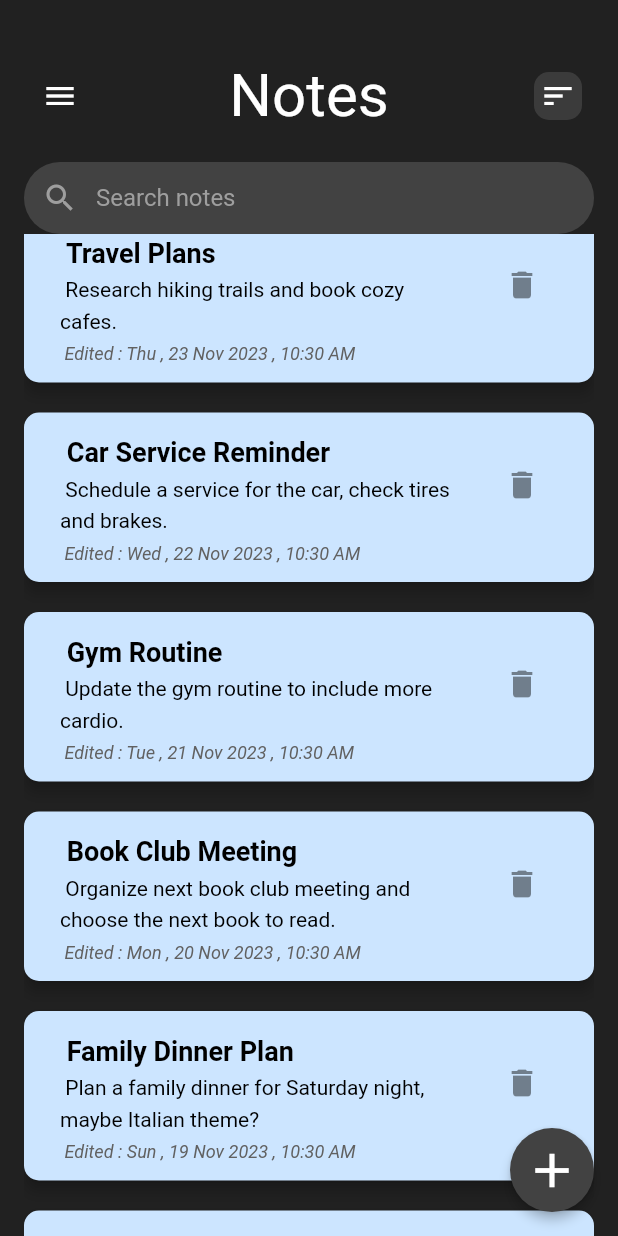
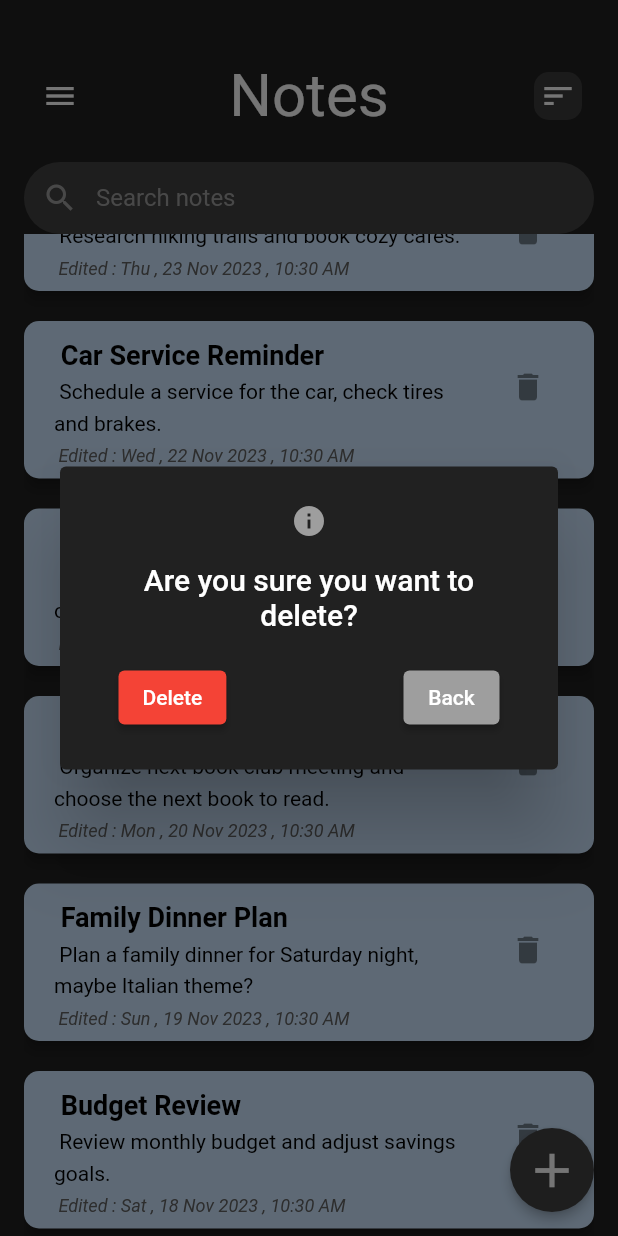
Before and after one commit to AditiMehre/notes_app, a Flutter app: the screen it shows after launch, scrolled down 576 dp, after a tap on the "delete" icon, on a phone screen of 412 x 824 dp. Run offline on Flutter 3.47's test engine with Material 2 defaults, Android fonts, the phone set to English and light mode, and no system bars.

Commit message:
added delete button

```diff
--- a/lib/models/utils.dart
+++ b/lib/models/utils.dart
@@ -34,7 +34,7 @@ class Utils {
     int n = notes.length;
     for (int i = 0; i < n - 1; i++) {
       for (int j = 0; j < n-1 ; j++) {
-        String title1 = notes[j].title.toLowerCase(); // Convert titles to lowercase for case-insensitive sorting
+        String title1 = notes[j].title.toLowerCase();
         String title2 = notes[j + 1].title.toLowerCase();
         if(title1.compareTo(title2) > 0){
           // Swap notes[j] and notes[j+1]
@@ -73,6 +73,13 @@ class Utils {
       }
     }
   }
+  void deleteNoteById(int id, Function() setStateCallback) {
+    sampleNotes.removeWhere((note) {
+      return note.id == id;
+    });
+    setStateCallback();
+  }
+
 
 
 }
--- a/lib/screens/home.dart
+++ b/lib/screens/home.dart
@@ -19,8 +19,8 @@ class _HomeState extends State<Home> {
   final GlobalKey<ScaffoldState> _scaffoldKey = GlobalKey<ScaffoldState>();
   List<Note> filteredNotes = [];
   late TextEditingController searchController;
+  Note? deletedNote;
 
-  @override
   void initState() {
     super.initState();
     setState(() {
@@ -59,7 +59,7 @@ class _HomeState extends State<Home> {
                     );
                   },
                 ),
-                Text(
+                const Text(
                   'Notes',
                   style: TextStyle(fontSize: 40, color: Colors.white),
                 ),
@@ -82,8 +82,7 @@ class _HomeState extends State<Home> {
                       if (value == 'alphabetical') {
                         Utils().sortNotesAlphabetically(filteredNotes);
                       } else if (value == 'date_created') {
-                        Utils().sortNotesByDateCreated(
-                            filteredNotes);
+                        Utils().sortNotesByDateCreated(filteredNotes);
                       } else if (value == 'date_modified') {
                         Utils().sortNotesByDateModified(filteredNotes);
                       }
@@ -140,31 +139,33 @@ class _HomeState extends State<Home> {
             ),
             Expanded(
               child: ListView.builder(
-                padding: EdgeInsets.only(top: 30),
+                padding: const EdgeInsets.only(top: 30),
                 itemBuilder: (context, index) {
                   return Card(
                     margin: EdgeInsets.only(bottom: 20),
                     color: filteredNotes[index].color,
                     elevation: 4,
                     shape: RoundedRectangleBorder(
-                        borderRadius: BorderRadius.circular(10)),
+                      borderRadius: BorderRadius.circular(10),
+                    ),
                     child: Padding(
-                      padding: const EdgeInsets.all(8.0),
+                      padding: const EdgeInsets.all(4.0),
                       child: ListTile(
                         title: RichText(
                           maxLines: 3,
                           overflow: TextOverflow.ellipsis,
                           text: TextSpan(
                             text: ' ${filteredNotes[index].title} \n',
-                            style: TextStyle(
-                                color: Colors.black,
-                                fontSize: 18,
-                                height: 1.5,
-                                fontWeight: FontWeight.bold),
+                            style: const TextStyle(
+                              color: Colors.black,
+                              fontSize: 18,
+                              height: 1.5,
+                              fontWeight: FontWeight.bold,
+                            ),
                             children: [
                               TextSpan(
                                 text: ' ${filteredNotes[index].content}',
-                                style: TextStyle(
+                                style: const TextStyle(
                                   color: Colors.black,
                                   fontSize: 14,
                                   height: 1.5,
@@ -179,14 +180,77 @@ class _HomeState extends State<Home> {
                           child: Text(
                             ' Edited : ${DateFormat('EEE , dd MMM yyyy , hh:mm a ').format(filteredNotes[index].createdAt)}',
                             style: TextStyle(
-                                fontSize: 12,
-                                fontStyle: FontStyle.italic,
-                                color: Colors.grey.shade700),
+                              fontSize: 12,
+                              fontStyle: FontStyle.italic,
+                              color: Colors.grey.shade700,
+                            ),
                           ),
                         ),
                         trailing: IconButton(
-                          onPressed: () {},
-                          icon: Icon(Icons.delete),
+                          onPressed: () async {
+                            final result = await showDialog(
+                              context: context,
+                              builder: (BuildContext context) {
+                                return AlertDialog(
+                                  backgroundColor: Colors.grey.shade900,
+                                  icon: const Icon(
+                                    Icons.info,
+                                    color: Colors.grey,
+                                  ),
+                                  title: const Text(
+                                    "Are you sure you want to delete?",
+                                    style: TextStyle(color: Colors.white),
+                                  ),
+                                  content: Row(
+                                    mainAxisAlignment:
+                                        MainAxisAlignment.spaceBetween,
+                                    children: [
+                                      Container(
+                                        margin: const EdgeInsets.only(left: 15.0),
+                                        child: ElevatedButton(
+                                          onPressed: () {
+                                            Navigator.pop(context, true);
+                                          },
+                                          style: ElevatedButton.styleFrom(
+                                            backgroundColor: Colors.red,
+                                          ),
+                                          child: const Text(
+                                            "Delete",
+                                          ),
+                                        ),
+                                      ),
+                                      Container(
+                                        margin: EdgeInsets.only(right: 15),
+                                        child: ElevatedButton(
+                                          onPressed: () {
+                                            Navigator.pop(context, false);
+                                          },
+                                          style: ElevatedButton.styleFrom(
+                                            backgroundColor: Colors.grey,
+                                          ),
+                                          child: const Text(
+                                            "Back",
+                                          ),
+                                        ),
+                                      ),
+                                    ],
+                                  ),
+                                );
+                              },
+                            );
+
+                            if (result == true) {
+                              Utils().deleteNoteById(filteredNotes[index].id,
+                                  () {
+                                setState(
+                                  () {
+                                    filteredNotes.removeAt(index);
+                                  },
+                                );
+                              });
+                            }
+                          },
+                          icon: const Icon(Icons.delete),
                         ),
                       ),
                     ),
@@ -202,7 +266,7 @@ class _HomeState extends State<Home> {
         elevation: 3,
         backgroundColor: Colors.grey.shade800,
         onPressed: () {},
-        child: Icon(
+        child: const Icon(
           Icons.add,
           size: 38,
         ),
```
